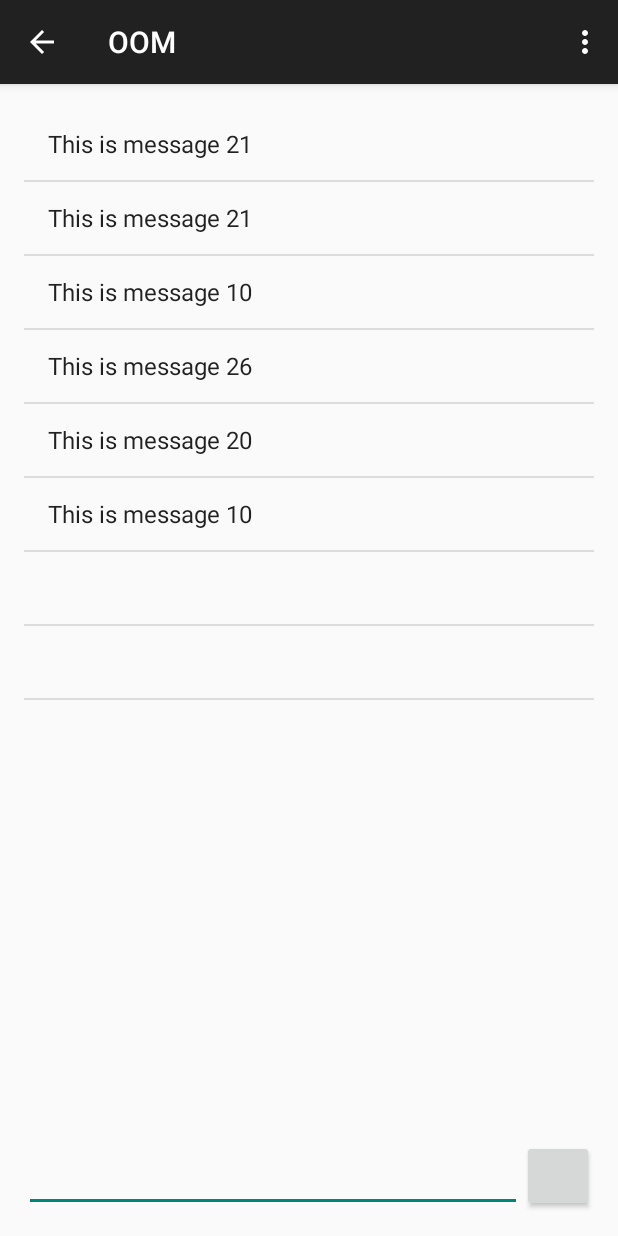
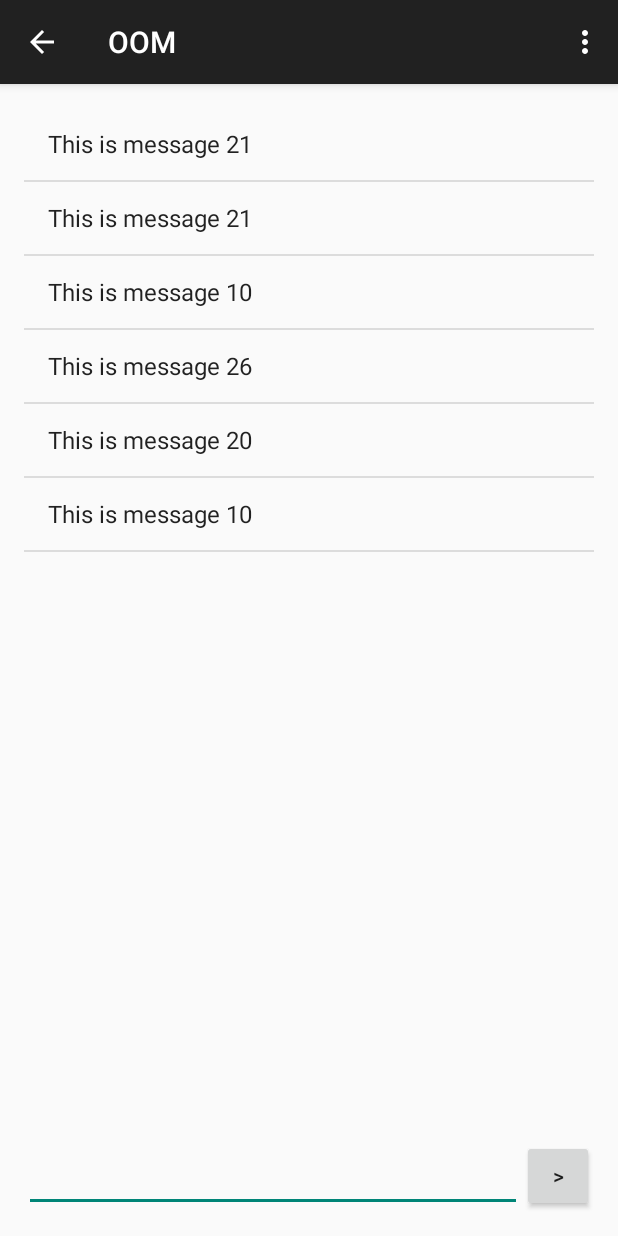
Before and after one commit to Glazastik/OOM, an Android app: the screen it shows after launch (MainActivity), in the options menu, after a tap on "Settings", on a phone screen of 412 x 824 dp. Run offline under Robolectric (Android 15) with nearby library versions, the phone set to English and light mode, and no system bars; 2 statements that could not run were skipped.

Commit message:
Sending whitespace is no longer allowed. Fixed button.

```diff
--- a/Android/OOM/app/src/main/java/se/chalmers/oomproject/oom/ConversationFragment.java
+++ b/Android/OOM/app/src/main/java/se/chalmers/oomproject/oom/ConversationFragment.java
@@ -74,7 +74,6 @@ public class ConversationFragment extends android.support.v4.app.Fragment {
             @Override
             public void onClick(View v) {
                 sendMessage();
-                ((TextView)v).setText("");
             }
         });
         return v;
@@ -83,9 +82,11 @@ public class ConversationFragment extends android.support.v4.app.Fragment {
 
     private void sendMessage() {
         String text = chatField.getText().toString().trim();
-        chatField.setText("");
-        conversation.addMessage(text);
-        ((ArrayAdapter<String>) log.getAdapter()).notifyDataSetChanged();
+        if(text.length()!=0) {
+            chatField.setText("");
+            conversation.addMessage(text);
+            ((ArrayAdapter<String>) log.getAdapter()).notifyDataSetChanged();
+        }
     }
 
 
```
Also changed, not shown: 2 other files.
